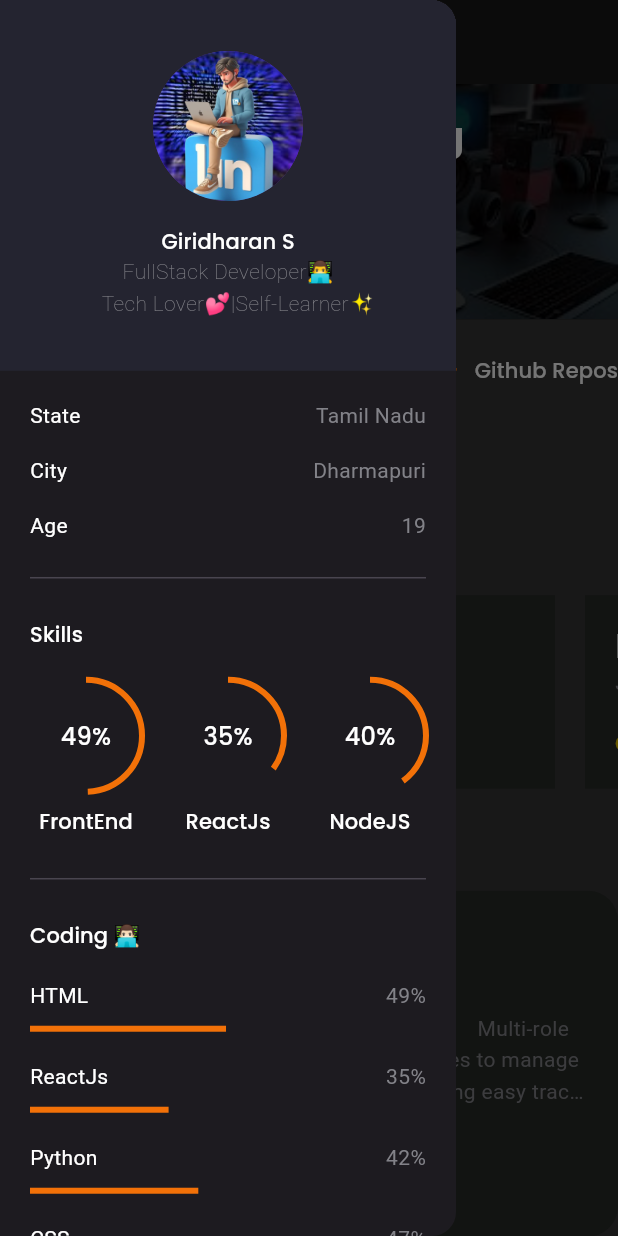
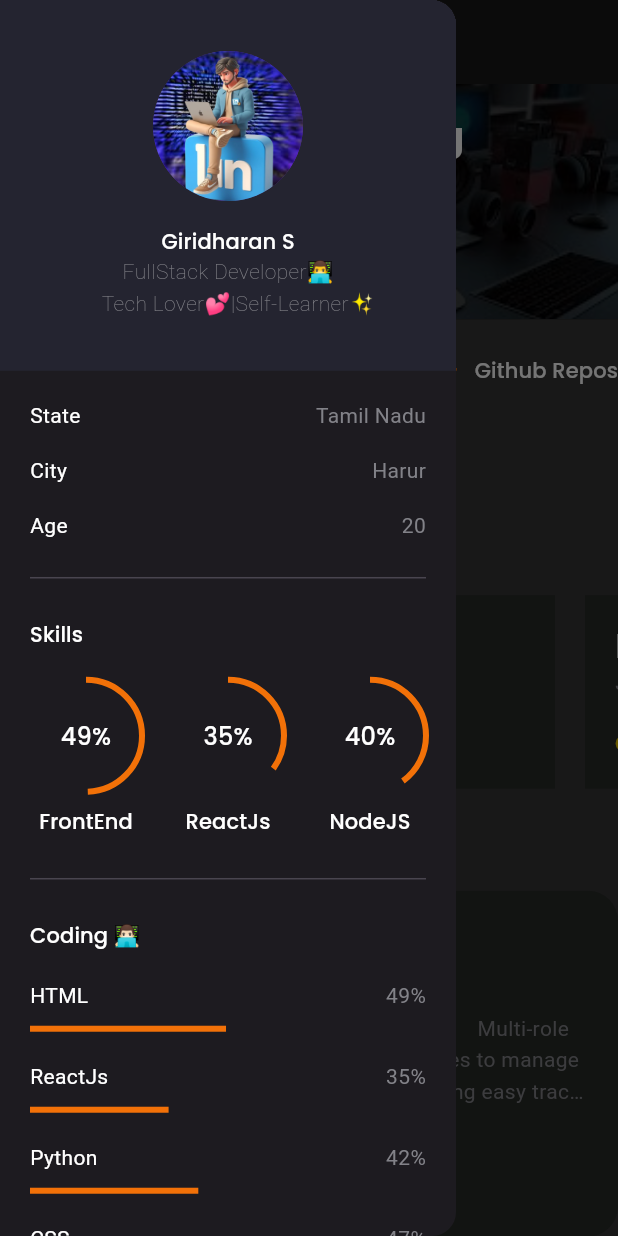
Before and after one commit to GiridharanS1729/flutter-portfolio, a Flutter app: the screen it shows after launch, with the side drawer open, on a phone screen of 412 x 824 dp. Run offline on Flutter 3.47's test engine with Material 3 defaults, Android fonts, the phone set to English and light mode, and no system bars; drawn by our look-alikes of animated_text_kit; our stand-ins replace flutter_svg, google_fonts.

Commit message:
Age Updated 280720240116

```diff
--- a/lib/screens/main/components/side_menu.dart
+++ b/lib/screens/main/components/side_menu.dart
@@ -34,11 +34,11 @@
                     ),
                     AreaInfoText(
                       title: "City",
-                      text: "Dharmapuri",
+                      text: "Harur",
                     ),
                     AreaInfoText(
                       title: "Age",
-                      text: "19",
+                      text: "20",
                     ),
                     Skills(),
                     SizedBox(
```
